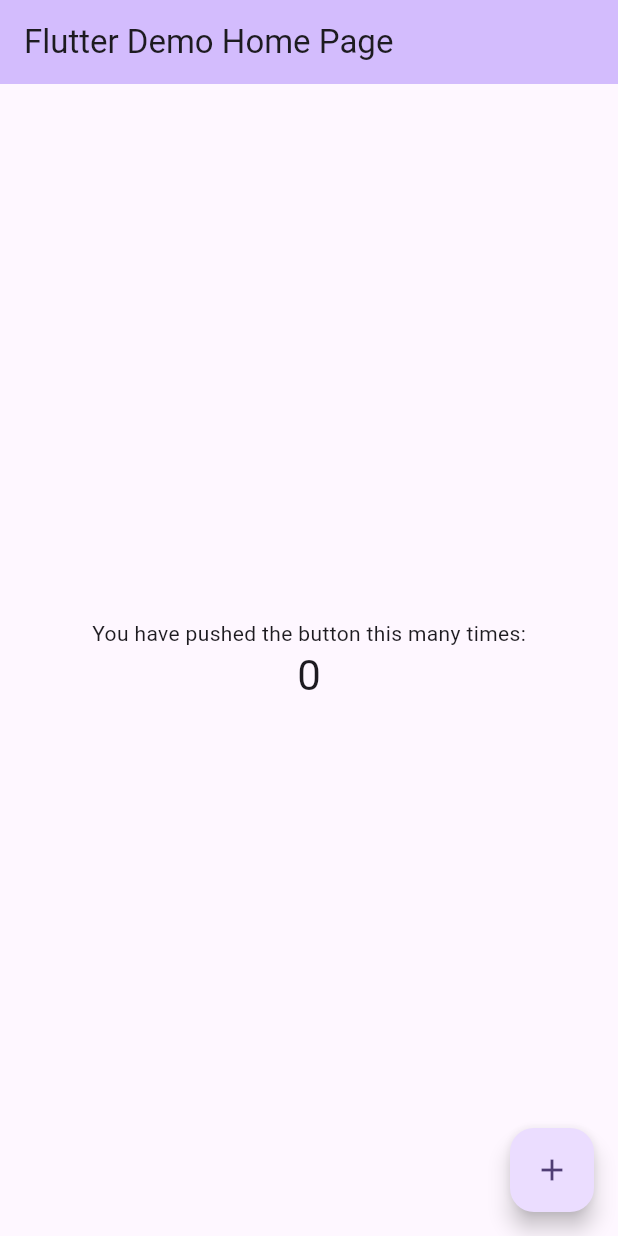
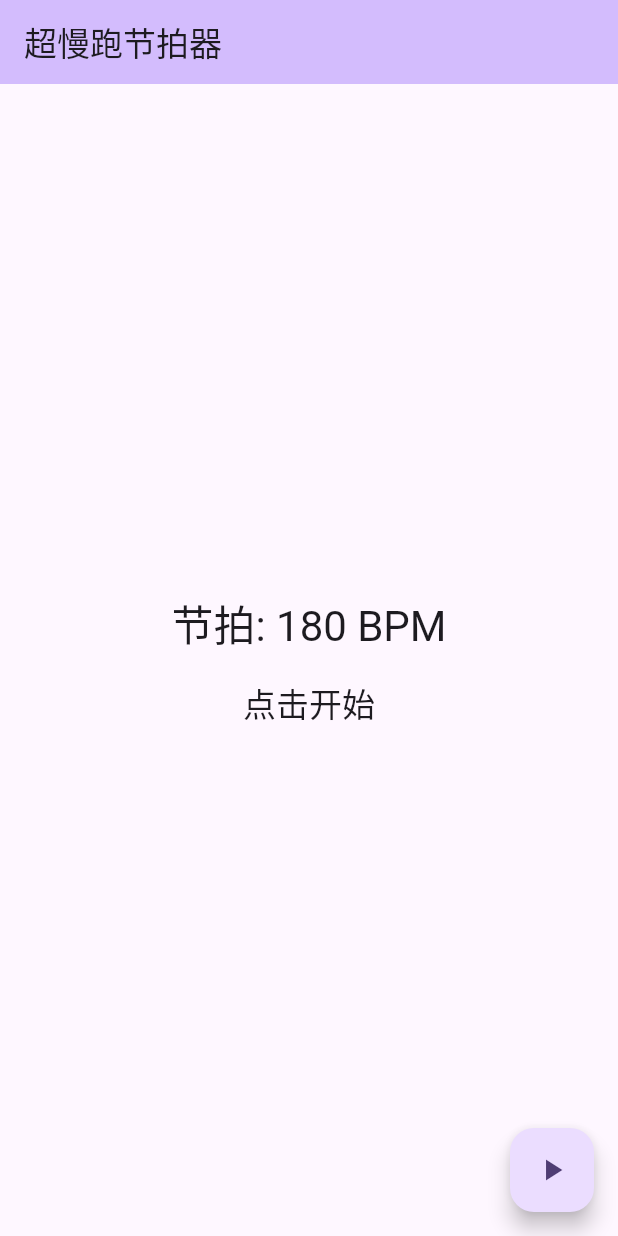
Before and after one commit to sdlyzhuangd/slowmet, a Flutter app: the screen it shows after launch, on a phone screen of 412 x 824 dp. Run offline on Flutter 3.47's test engine with Material 3 defaults, Android fonts, the phone set to English and light mode, and no system bars; our stand-ins replace audioplayers.

Commit message:
基本可以运行了

```diff
--- a/lib/main.dart
+++ b/lib/main.dart
@@ -1,4 +1,5 @@
 import 'package:flutter/material.dart';
+import 'package:audioplayers/audioplayers.dart';
 
 void main() {
   runApp(const MyApp());
@@ -31,7 +32,7 @@ class MyApp extends StatelessWidget {
         colorScheme: ColorScheme.fromSeed(seedColor: Colors.deepPurple),
         useMaterial3: true,
       ),
-      home: const MyHomePage(title: 'Flutter Demo Home Page'),
+      home: const MyHomePage(title: '超慢跑节拍器'),
     );
   }
 }
@@ -55,71 +56,77 @@ class MyHomePage extends StatefulWidget {
 }
 
 class _MyHomePageState extends State<MyHomePage> {
-  int _counter = 0;
+  bool isPlaying = false;
+  final player = AudioPlayer();
+  final player2 = AudioPlayer();
 
-  void _incrementCounter() {
+  @override
+  void initState() {
+    super.initState();
+    // 预加载音频文件
+    player.setSource(AssetSource('ding.wav'));
+    player2.setSource(AssetSource('da.wav'));
+  }
+
+  @override
+  void dispose() {
+    player.dispose();
+    player2.dispose();
+    super.dispose();
+  }
+
+  void _toggleMetronome() {
     setState(() {
-      // This call to setState tells the Flutter framework that something has
-      // changed in this State, which causes it to rerun the build method below
-      // so that the display can reflect the updated values. If we changed
-      // _counter without calling setState(), then the build method would not be
-      // called again, and so nothing would appear to happen.
-      _counter++;
+      isPlaying = !isPlaying;
+      if (isPlaying) {
+        _startMetronome();
+      }
     });
+  }
+
+  void _startMetronome() async {
+    const bpm = 180;
+    const interval = 60000 / bpm; // 计算每拍间隔（毫秒）
+
+    while (isPlaying) {
+      player.resume(); // 播放"叮"
+      await Future.delayed(Duration(milliseconds: (interval ~/ 2)));
+      if (!isPlaying) break;
+
+      player2.resume(); // 播放"嗒"
+      await Future.delayed(Duration(milliseconds: (interval ~/ 2)));
+      if (!isPlaying) break;
+    }
   }
 
   @override
   Widget build(BuildContext context) {
-    // This method is rerun every time setState is called, for instance as done
-    // by the _incrementCounter method above.
-    //
-    // The Flutter framework has been optimized to make rerunning build methods
-    // fast, so that you can just rebuild anything that needs updating rather
-    // than having to individually change instances of widgets.
     return Scaffold(
       appBar: AppBar(
-        // TRY THIS: Try changing the color here to a specific color (to
-        // Colors.amber, perhaps?) and trigger a hot reload to see the AppBar
-        // change color while the other colors stay the same.
         backgroundColor: Theme.of(context).colorScheme.inversePrimary,
-        // Here we take the value from the MyHomePage object that was created by
-        // the App.build method, and use it to set our appbar title.
         title: Text(widget.title),
       ),
       body: Center(
-        // Center is a layout widget. It takes a single child and positions it
-        // in the middle of the parent.
         child: Column(
-          // Column is also a layout widget. It takes a list of children and
-          // arranges them vertically. By default, it sizes itself to fit its
-          // children horizontally, and tries to be as tall as its parent.
-          //
-          // Column has various properties to control how it sizes itself and
-          // how it positions its children. Here we use mainAxisAlignment to
-          // center the children vertically; the main axis here is the vertical
-          // axis because Columns are vertical (the cross axis would be
-          // horizontal).
-          //
-          // TRY THIS: Invoke "debug painting" (choose the "Toggle Debug Paint"
-          // action in the IDE, or press "p" in the console), to see the
-          // wireframe for each widget.
           mainAxisAlignment: MainAxisAlignment.center,
           children: <Widget>[
-            const Text(
-              'You have pushed the button this many times:',
+            Text(
+              '节拍: 180 BPM',
+              style: Theme.of(context).textTheme.headlineMedium,
             ),
+            const SizedBox(height: 20),
             Text(
-              '$_counter',
-              style: Theme.of(context).textTheme.headlineMedium,
+              isPlaying ? '节拍器运行中' : '点击开始',
+              style: Theme.of(context).textTheme.titleLarge,
             ),
           ],
         ),
       ),
       floatingActionButton: FloatingActionButton(
-        onPressed: _incrementCounter,
-        tooltip: 'Increment',
-        child: const Icon(Icons.add),
-      ), // This trailing comma makes auto-formatting nicer for build methods.
+        onPressed: _toggleMetronome,
+        tooltip: isPlaying ? '停止' : '开始',
+        child: Icon(isPlaying ? Icons.stop : Icons.play_arrow),
+      ),
     );
   }
 }
--- a/pubspec.yaml
+++ b/pubspec.yaml
@@ -34,6 +34,7 @@ dependencies:
   # The following adds the Cupertino Icons font to your application.
   # Use with the CupertinoIcons class for iOS style icons.
   cupertino_icons: ^1.0.8
+  audioplayers: ^5.2.1  # 添加音频播放依赖
 
 dev_dependencies:
   flutter_test:
@@ -87,3 +88,7 @@ flutter:
   #
   # For details regarding fonts from package dependencies,
   # see https://flutter.dev/to/font-from-package
+
+  assets:
+    - assets/ding.wav
+    - assets/da.wav
```
Also changed, not shown: pubspec.lock, 8 other files.
